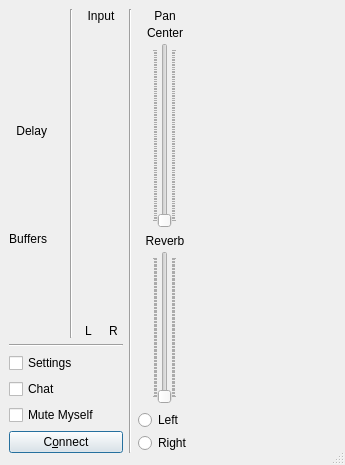
Before: the Qt Designer form src/clientdlgbase.ui in jamulussoftware/jamulus, drawn with Qt 5.
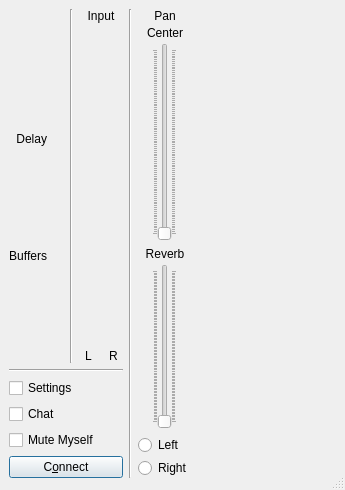
After: the same form once the commit is applied. Icons and pictures are not drawn. Custom widgets are drawn as their Qt base class.

Commit message: adjust minimum height of faders (dependent on style), startup height of main windows should be higher now

```diff
--- a/src/clientdlgbase.ui
+++ b/src/clientdlgbase.ui
@@ -7,7 +7,7 @@
     <x>0</x>
     <y>0</y>
     <width>345</width>
-    <height>465</height>
+    <height>490</height>
    </rect>
   </property>
   <property name="windowTitle">
```
The commit also changes 2 other files.
